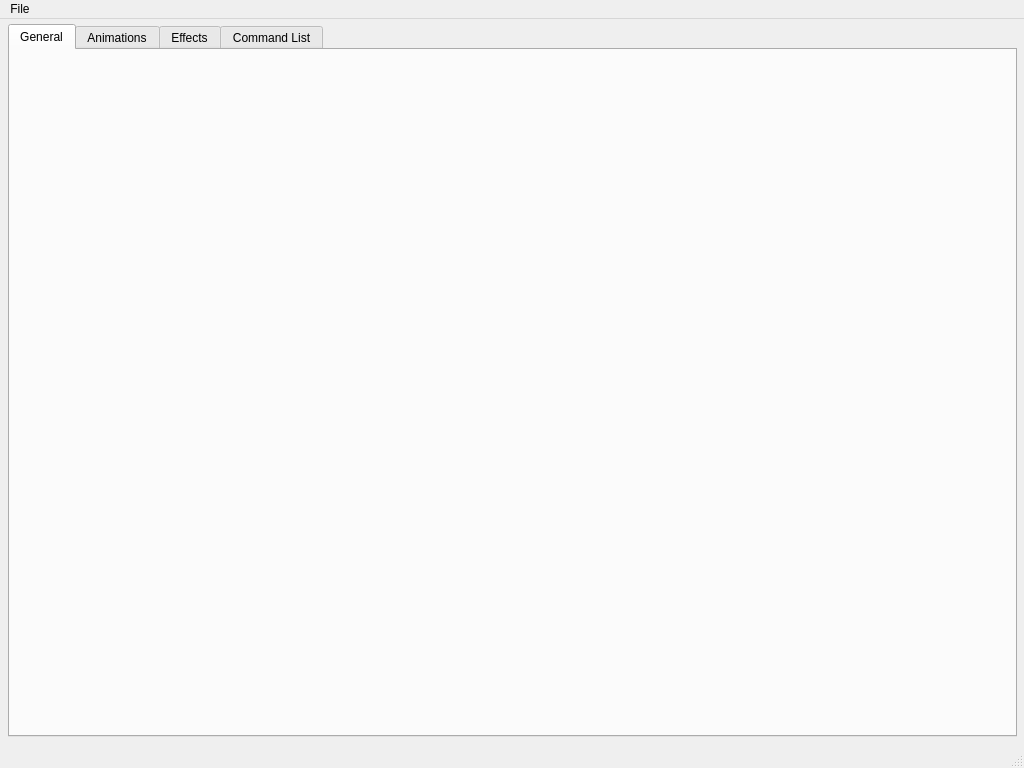
First picture: the form in gui-tool/form.ui, repository headshot2017/smbzg-charloader, before the edit.
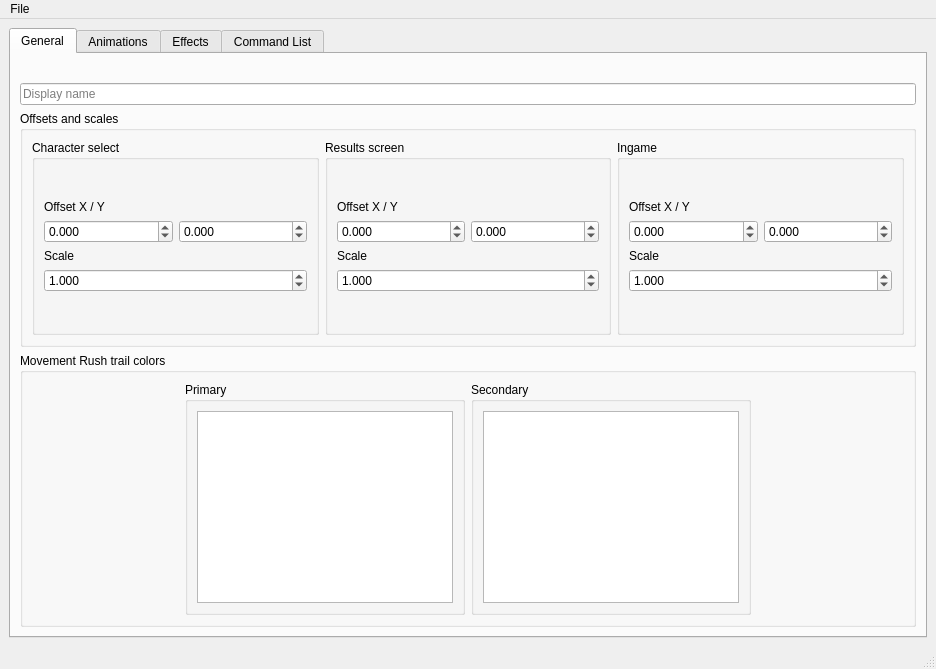
Second picture: the form after the edit. Icons and pictures are not drawn. Custom widgets are drawn as their Qt base class.

Diff of the .ui file:
```diff
--- a/gui-tool/form.ui
+++ b/gui-tool/form.ui
@@ -6,23 +6,17 @@
    <rect>
     <x>0</x>
     <y>0</y>
-    <width>1024</width>
-    <height>768</height>
+    <width>936</width>
+    <height>669</height>
    </rect>
   </property>
   <property name="windowTitle">
    <string>SMBZ-G CharLoader tool</string>
   </property>
   <widget class="QWidget" name="centralwidget">
+   <layout class="QHBoxLayout" name="horizontalLayout_3">
+    <item>
    <widget class="QTabWidget" name="tabWidget_2">
-    <property name="geometry">
-     <rect>
-      <x>8</x>
-      <y>5</y>
-      <width>1009</width>
-      <height>713</height>
-     </rect>
-    </property>
     <property name="currentIndex">
      <number>0</number>
     </property>
@@ -30,6 +24,454 @@
      <attribute name="title">
       <string>General</string>
      </attribute>
+       <layout class="QVBoxLayout" name="verticalLayout_2">
+        <item>
+         <layout class="QVBoxLayout" name="layout_tabGeneral" stretch="0,0,0,0">
+          <property name="leftMargin">
+           <number>0</number>
+          </property>
+          <property name="rightMargin">
+           <number>0</number>
+          </property>
+          <item>
+           <layout class="QHBoxLayout" name="layout_portraits">
+            <property name="sizeConstraint">
+             <enum>QLayout::SetDefaultConstraint</enum>
+            </property>
+            <item>
+             <widget class="PortraitLabel" name="lbl_portrait">
+              <property name="sizePolicy">
+               <sizepolicy hsizetype="Maximum" vsizetype="Maximum">
+                <horstretch>0</horstretch>
+                <verstretch>0</verstretch>
+               </sizepolicy>
+              </property>
+              <property name="text">
+               <string/>
+              </property>
+              <property name="pixmap">
+               <pixmap resource="resource.qrc">:/prefix/default_portrait.png</pixmap>
+              </property>
+              <property name="scaledContents">
+               <bool>false</bool>
+              </property>
+              <property name="alignment">
+               <set>Qt::AlignCenter</set>
+              </property>
+             </widget>
+            </item>
+            <item>
+             <widget class="PortraitLabel" name="lbl_battlePortrait">
+              <property name="sizePolicy">
+               <sizepolicy hsizetype="Maximum" vsizetype="Maximum">
+                <horstretch>0</horstretch>
+                <verstretch>0</verstretch>
+               </sizepolicy>
+              </property>
+              <property name="text">
+               <string/>
+              </property>
+              <property name="pixmap">
+               <pixmap resource="resource.qrc">:/prefix/default_portrait.png</pixmap>
+              </property>
+              <property name="scaledContents">
+               <bool>false</bool>
+              </property>
+              <property name="alignment">
+               <set>Qt::AlignCenter</set>
+              </property>
+             </widget>
+            </item>
+           </layout>
+          </item>
+          <item>
+           <widget class="QLineEdit" name="lineEdit_displayName">
+            <property name="sizePolicy">
+             <sizepolicy hsizetype="Expanding" vsizetype="Fixed">
+              <horstretch>0</horstretch>
+              <verstretch>0</verstretch>
+             </sizepolicy>
+            </property>
+            <property name="minimumSize">
+             <size>
+              <width>256</width>
+              <height>0</height>
+             </size>
+            </property>
+            <property name="placeholderText">
+             <string>Display name</string>
+            </property>
+           </widget>
+          </item>
+          <item>
+           <widget class="QGroupBox" name="groupbox_os">
+            <property name="title">
+             <string>Offsets and scales</string>
+            </property>
+            <layout class="QHBoxLayout" name="horizontalLayout_6">
+             <item>
+              <layout class="QHBoxLayout" name="horizontalLayout_5">
+               <item>
+                <widget class="QGroupBox" name="groupbox_os_charselect">
+                 <property name="title">
+                  <string>Character select</string>
+                 </property>
+                 <layout class="QVBoxLayout" name="verticalLayout_6">
+                  <item>
+                   <layout class="QVBoxLayout" name="verticalLayout_3">
+                    <property name="sizeConstraint">
+                     <enum>QLayout::SetDefaultConstraint</enum>
+                    </property>
+                    <item>
+                     <widget class="QLabel" name="label">
+                      <property name="sizePolicy">
+                       <sizepolicy hsizetype="Preferred" vsizetype="Fixed">
+                        <horstretch>0</horstretch>
+                        <verstretch>0</verstretch>
+                       </sizepolicy>
+                      </property>
+                      <property name="text">
+                       <string>Offset X / Y</string>
+                      </property>
+                     </widget>
+                    </item>
+                    <item>
+                     <layout class="QHBoxLayout" name="horizontalLayout_11">
+                      <item>
+                       <widget class="QDoubleSpinBox" name="spinbox_offsetX_charselect">
+                        <property name="sizePolicy">
+                         <sizepolicy hsizetype="Minimum" vsizetype="Fixed">
+                          <horstretch>0</horstretch>
+                          <verstretch>0</verstretch>
+                         </sizepolicy>
+                        </property>
+                        <property name="decimals">
+                         <number>3</number>
+                        </property>
+                        <property name="minimum">
+                         <double>-1000.000000000000000</double>
+                        </property>
+                        <property name="maximum">
+                         <double>1000.000000000000000</double>
+                        </property>
+                        <property name="singleStep">
+                         <double>0.100000000000000</double>
+                        </property>
+                       </widget>
+                      </item>
+                      <item>
+                       <widget class="QDoubleSpinBox" name="spinbox_offsetY_charselect">
+                        <property name="decimals">
+                         <number>3</number>
+                        </property>
+                        <property name="minimum">
+                         <double>-1000.000000000000000</double>
+                        </property>
+                        <property name="maximum">
+                         <double>1000.000000000000000</double>
+                        </property>
+                        <property name="singleStep">
+                         <double>0.100000000000000</double>
+                        </property>
+                       </widget>
+                      </item>
+                     </layout>
+                    </item>
+                    <item>
+                     <widget class="QLabel" name="label_2">
+                      <property name="sizePolicy">
+                       <sizepolicy hsizetype="Preferred" vsizetype="Fixed">
+                        <horstretch>0</horstretch>
+                        <verstretch>0</verstretch>
+                       </sizepolicy>
+                      </property>
+                      <property name="text">
+                       <string>Scale</string>
+                      </property>
+                     </widget>
+                    </item>
+                    <item>
+                     <widget class="QDoubleSpinBox" name="spinbox_scale_charselect">
+                      <property name="decimals">
+                       <number>3</number>
+                      </property>
+                      <property name="singleStep">
+                       <double>0.100000000000000</double>
+                      </property>
+                      <property name="value">
+                       <double>1.000000000000000</double>
+                      </property>
+                     </widget>
+                    </item>
+                   </layout>
+                  </item>
+                 </layout>
+                </widget>
+               </item>
+               <item>
+                <widget class="QGroupBox" name="groupbox_os_charselect_2">
+                 <property name="title">
+                  <string>Results screen</string>
+                 </property>
+                 <layout class="QVBoxLayout" name="verticalLayout_4">
+                  <item>
+                   <layout class="QVBoxLayout" name="verticalLayout_7">
+                    <item>
+                     <widget class="QLabel" name="label_4">
+                      <property name="sizePolicy">
+                       <sizepolicy hsizetype="Preferred" vsizetype="Fixed">
+                        <horstretch>0</horstretch>
+                        <verstretch>0</verstretch>
+                       </sizepolicy>
+                      </property>
+                      <property name="text">
+                       <string>Offset X / Y</string>
+                      </property>
+                     </widget>
+                    </item>
+                    <item>
+                     <layout class="QHBoxLayout" name="horizontalLayout_12">
+                      <item>
+                       <widget class="QDoubleSpinBox" name="spinbox_offsetX_results">
+                        <property name="sizePolicy">
+                         <sizepolicy hsizetype="Minimum" vsizetype="Fixed">
+                          <horstretch>0</horstretch>
+                          <verstretch>0</verstretch>
+                         </sizepolicy>
+                        </property>
+                        <property name="decimals">
+                         <number>3</number>
+                        </property>
+                        <property name="minimum">
+                         <double>-1000.000000000000000</double>
+                        </property>
+                        <property name="maximum">
+                         <double>1000.000000000000000</double>
+                        </property>
+                        <property name="singleStep">
+                         <double>0.100000000000000</double>
+                        </property>
+                       </widget>
+                      </item>
+                      <item>
+                       <widget class="QDoubleSpinBox" name="spinbox_offsetY_results">
+                        <property name="decimals">
+                         <number>3</number>
+                        </property>
+                        <property name="minimum">
+                         <double>-1000.000000000000000</double>
+                        </property>
+                        <property name="maximum">
+                         <double>1000.000000000000000</double>
+                        </property>
+                        <property name="singleStep">
+                         <double>0.100000000000000</double>
+                        </property>
+                       </widget>
+                      </item>
+                     </layout>
+                    </item>
+                    <item>
+                     <widget class="QLabel" name="label_3">
+                      <property name="sizePolicy">
+                       <sizepolicy hsizetype="Preferred" vsizetype="Fixed">
+                        <horstretch>0</horstretch>
+                        <verstretch>0</verstretch>
+                       </sizepolicy>
+                      </property>
+                      <property name="text">
+                       <string>Scale</string>
+                      </property>
+                     </widget>
+                    </item>
+                    <item>
+                     <widget class="QDoubleSpinBox" name="spinbox_scale_results">
+                      <property name="sizePolicy">
+                       <sizepolicy hsizetype="Minimum" vsizetype="Fixed">
+                        <horstretch>0</horstretch>
+                        <verstretch>0</verstretch>
+                       </sizepolicy>
+                      </property>
+                      <property name="decimals">
+                       <number>3</number>
+                      </property>
+                      <property name="singleStep">
+                       <double>0.100000000000000</double>
+                      </property>
+                      <property name="value">
+                       <double>1.000000000000000</double>
+                      </property>
+                     </widget>
+                    </item>
+                   </layout>
+                  </item>
+                 </layout>
+                </widget>
+               </item>
+               <item>
+                <widget class="QGroupBox" name="groupbox_os_charselect_3">
+                 <property name="title">
+                  <string>Ingame</string>
+                 </property>
+                 <layout class="QVBoxLayout" name="verticalLayout_5">
+                  <item>
+                   <layout class="QVBoxLayout" name="verticalLayout_8">
+                    <item>
+                     <widget class="QLabel" name="label_6">
+                      <property name="sizePolicy">
+                       <sizepolicy hsizetype="Preferred" vsizetype="Fixed">
+                        <horstretch>0</horstretch>
+                        <verstretch>0</verstretch>
+                       </sizepolicy>
+                      </property>
+                      <property name="text">
+                       <string>Offset X / Y</string>
+                      </property>
+                     </widget>
+                    </item>
+                    <item>
+                     <layout class="QHBoxLayout" name="horizontalLayout_13">
+                      <item>
+                       <widget class="QDoubleSpinBox" name="spinbox_offsetX_ingame">
+                        <property name="sizePolicy">
+                         <sizepolicy hsizetype="Minimum" vsizetype="Fixed">
+                          <horstretch>0</horstretch>
+                          <verstretch>0</verstretch>
+                         </sizepolicy>
+                        </property>
+                        <property name="decimals">
+                         <number>3</number>
+                        </property>
+                        <property name="minimum">
+                         <double>-1000.000000000000000</double>
+                        </property>
+                        <property name="maximum">
+                         <double>1000.000000000000000</double>
+                        </property>
+                        <property name="singleStep">
+                         <double>0.100000000000000</double>
+                        </property>
+                       </widget>
+                      </item>
+                      <item>
+                       <widget class="QDoubleSpinBox" name="spinbox_offsetY_ingame">
+                        <property name="decimals">
+                         <number>3</number>
+                        </property>
+                        <property name="minimum">
+                         <double>-1000.000000000000000</double>
+                        </property>
+                        <property name="maximum">
+                         <double>1000.000000000000000</double>
+                        </property>
+                        <property name="singleStep">
+                         <double>0.100000000000000</double>
+                        </property>
+                       </widget>
+                      </item>
+                     </layout>
+                    </item>
+                    <item>
+                     <widget class="QLabel" name="label_5">
+                      <property name="sizePolicy">
+                       <sizepolicy hsizetype="Preferred" vsizetype="Fixed">
+                        <horstretch>0</horstretch>
+                        <verstretch>0</verstretch>
+                       </sizepolicy>
+                      </property>
+                      <property name="text">
+                       <string>Scale</string>
+                      </property>
+                     </widget>
+                    </item>
+                    <item>
+                     <widget class="QDoubleSpinBox" name="spinbox_scale_ingame">
+                      <property name="sizePolicy">
+                       <sizepolicy hsizetype="Minimum" vsizetype="Fixed">
+                        <horstretch>0</horstretch>
+                        <verstretch>0</verstretch>
+                       </sizepolicy>
+                      </property>
+                      <property name="decimals">
+                       <number>3</number>
+                      </property>
+                      <property name="singleStep">
+                       <double>0.100000000000000</double>
+                      </property>
+                      <property name="value">
+                       <double>1.000000000000000</double>
+                      </property>
+                     </widget>
+                    </item>
+                   </layout>
+                  </item>
+                 </layout>
+                </widget>
+               </item>
+              </layout>
+             </item>
+            </layout>
+           </widget>
+          </item>
+          <item>
+           <widget class="QGroupBox" name="groupbox_colors">
+            <property name="title">
+             <string>Movement Rush trail colors</string>
+            </property>
+            <layout class="QHBoxLayout" name="horizontalLayout_8">
+             <item>
+              <layout class="QHBoxLayout" name="horizontalLayout_7">
+               <item>
+                <widget class="QGroupBox" name="groupBox">
+                 <property name="sizePolicy">
+                  <sizepolicy hsizetype="Fixed" vsizetype="Fixed">
+                   <horstretch>0</horstretch>
+                   <verstretch>0</verstretch>
+                  </sizepolicy>
+                 </property>
+                 <property name="title">
+                  <string>Primary</string>
+                 </property>
+                 <layout class="QHBoxLayout" name="horizontalLayout_9">
+                  <item>
+                   <widget class="ColorGraphicsView" name="view_primaryColor"/>
+                  </item>
+                 </layout>
+                </widget>
+               </item>
+               <item>
+                <widget class="QGroupBox" name="groupBox_2">
+                 <property name="sizePolicy">
+                  <sizepolicy hsizetype="Fixed" vsizetype="Fixed">
+                   <horstretch>0</horstretch>
+                   <verstretch>0</verstretch>
+                  </sizepolicy>
+                 </property>
+                 <property name="title">
+                  <string>Secondary</string>
+                 </property>
+                 <layout class="QHBoxLayout" name="horizontalLayout_10">
+                  <item>
+                   <widget class="ColorGraphicsView" name="view_secondaryColor">
+                    <property name="sizePolicy">
+                     <sizepolicy hsizetype="Fixed" vsizetype="Fixed">
+                      <horstretch>0</horstretch>
+                      <verstretch>0</verstretch>
+                     </sizepolicy>
+                    </property>
+                   </widget>
+                  </item>
+                 </layout>
+                </widget>
+               </item>
+              </layout>
+             </item>
+            </layout>
+           </widget>
+          </item>
+         </layout>
+        </item>
+       </layout>
     </widget>
     <widget class="QWidget" name="tab_anims">
      <attribute name="title">
@@ -161,15 +603,59 @@
      <attribute name="title">
       <string>Command List</string>
      </attribute>
-    </widget>
-   </widget>
+       <layout class="QVBoxLayout" name="verticalLayout_9">
+        <item>
+         <widget class="QScrollArea" name="cmdlist_scrollArea">
+          <property name="widgetResizable">
+           <bool>true</bool>
+          </property>
+          <widget class="QWidget" name="cmdlist_scrollContents">
+           <property name="geometry">
+            <rect>
+             <x>0</x>
+             <y>0</y>
+             <width>892</width>
+             <height>18</height>
+            </rect>
+           </property>
+           <property name="sizePolicy">
+            <sizepolicy hsizetype="Preferred" vsizetype="Fixed">
+             <horstretch>0</horstretch>
+             <verstretch>0</verstretch>
+            </sizepolicy>
+           </property>
+           <layout class="QVBoxLayout" name="verticalLayout_11"/>
+          </widget>
+         </widget>
+        </item>
+        <item>
+         <widget class="QPushButton" name="btn_addCmd">
+          <property name="sizePolicy">
+           <sizepolicy hsizetype="Preferred" vsizetype="Fixed">
+            <horstretch>0</horstretch>
+            <verstretch>0</verstretch>
+           </sizepolicy>
+          </property>
+          <property name="layoutDirection">
+           <enum>Qt::LeftToRight</enum>
+          </property>
+          <property name="text">
+           <string>Add...</string>
+          </property>
+         </widget>
+        </item>
+       </layout>
+      </widget>
+     </widget>
+    </item>
+   </layout>
   </widget>
   <widget class="QMenuBar" name="menubar">
    <property name="geometry">
     <rect>
      <x>0</x>
      <y>0</y>
-     <width>1024</width>
+     <width>936</width>
      <height>21</height>
     </rect>
    </property>
@@ -201,6 +687,20 @@
    </property>
   </action>
  </widget>
- <resources/>
+ <customwidgets>
+  <customwidget>
+   <class>PortraitLabel</class>
+   <extends>QLabel</extends>
+   <header>portraitlabel</header>
+  </customwidget>
+  <customwidget>
+   <class>ColorGraphicsView</class>
+   <extends>QGraphicsView</extends>
+   <header>colorgraphicsview</header>
+  </customwidget>
+ </customwidgets>
+ <resources>
+  <include location="resource.qrc"/>
+ </resources>
  <connections/>
 </ui>
```
Left out of the diff: 23 changed lines with no effect on the pictures. Lines whose indentation alone changed are shown as unchanged.
